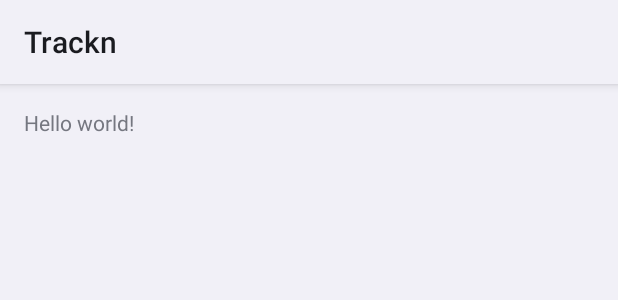
After one commit to athulacharya/Trackn, an Android app: the layout activity_track_widget_configure.xml on its own in the app's theme, with its tools: preview values and no code run, on a phone screen of 412 x 824 dp. The commit adds this screen. Shown: the top 300 px of the screen. Run offline under Robolectric (Android 15) with nearby library versions, the phone set to English and light mode, and no system bars.

Commit message:
Added a basic configuration activity. Probably doesn't work yet.

```diff
--- /dev/null
+++ b/app/src/main/res/layout/activity_track_widget_configure.xml
@@ -0,0 +1,12 @@
+<RelativeLayout xmlns:android="http://schemas.android.com/apk/res/android"
+    xmlns:tools="http://schemas.android.com/tools" android:layout_width="match_parent"
+    android:layout_height="match_parent" android:paddingLeft="@dimen/activity_horizontal_margin"
+    android:paddingRight="@dimen/activity_horizontal_margin"
+    android:paddingTop="@dimen/activity_vertical_margin"
+    android:paddingBottom="@dimen/activity_vertical_margin"
+    tools:context="com.athulacharya.trackn.TrackWidgetConfigure">
+
+    <TextView android:text="@string/hello_world" android:layout_width="wrap_content"
+        android:layout_height="wrap_content" />
+
+</RelativeLayout>
--- /dev/null
+++ b/app/src/main/res/menu/menu_track_widget_configure.xml
@@ -0,0 +1,6 @@
+<menu xmlns:android="http://schemas.android.com/apk/res/android"
+    xmlns:tools="http://schemas.android.com/tools"
+    tools:context="com.athulacharya.trackn.TrackWidgetConfigure">
+    <item android:id="@+id/action_settings" android:title="@string/action_settings"
+        android:orderInCategory="100" android:showAsAction="never" />
+</menu>
--- a/app/src/main/res/values/strings.xml
+++ b/app/src/main/res/values/strings.xml
@@ -12,4 +12,6 @@
     <string name="cancel">Cancel</string>
     <string name="addN">add</string>
 
+    <string name="title_activity_track_widget_configure">Configure TrackN Widget</string>
+
 </resources>
--- a/app/src/main/res/xml/track_widget_info.xml
+++ b/app/src/main/res/xml/track_widget_info.xml
@@ -6,11 +6,9 @@
     android:updatePeriodMillis="86400000"
     android:initialLayout="@layout/track_widget"
     android:resizeMode="none"
+    android:configure="com.athulacharya.trackn.TrackWidgetConfigure"
 />
 <!--
-    android:configure="com.example.android.ExampleAppWidgetConfigure"
-    ^see http://developer.android.com/guide/topics/appwidgets/index.html#Configuring
-
     android:previewImage="@drawable/preview"
     ^see http://developer.android.com/guide/topics/appwidgets/index.html#preview
 
```
Also changed, not shown: app/src/main/AndroidManifest.xml (+9 -0 lines), app/src/main/java/com/athulacharya/trackn/TrackWidgetConfigure.java (added, +39 -0 lines).
